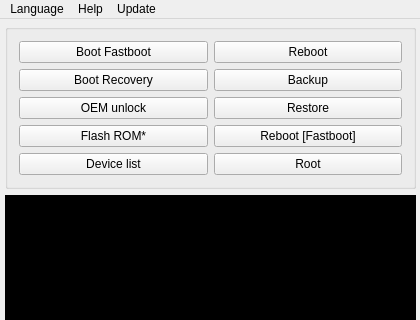
Before: the Qt Designer form mainwindow.ui in rarog/OPOT-SOURCE-QT, drawn with Qt 5; both pictures show x 0 to 420 and y 0 to 320 of the 420 by 600 pixel window.
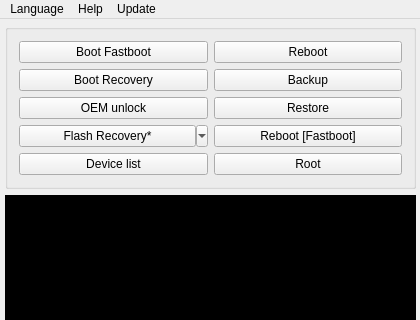
After: the same form once the commit is applied.

Commit message: - Renaming "Flash ROM" to "Flash recovery" to represent correct function. - Changing QPushButton to QToolButton - Adding placeholder to flash ROM as context menu action.

The edit to the form file:
```diff
--- a/mainwindow.ui
+++ b/mainwindow.ui
@@ -193,16 +193,6 @@
           </property>
          </widget>
         </item>
-        <item row="3" column="0">
-         <widget class="QPushButton" name="flashrom">
-          <property name="cursor">
-           <cursorShape>PointingHandCursor</cursorShape>
-          </property>
-          <property name="text">
-           <string>Flash ROM*</string>
-          </property>
-         </widget>
-        </item>
         <item row="3" column="1">
          <widget class="QPushButton" name="rebootfastboot">
           <property name="cursor">
@@ -236,6 +226,28 @@
           </property>
          </widget>
         </item>
+        <item row="3" column="0">
+         <widget class="QToolButton" name="buttonFlashRecovery">
+          <property name="sizePolicy">
+           <sizepolicy hsizetype="Minimum" vsizetype="Minimum">
+            <horstretch>0</horstretch>
+            <verstretch>0</verstretch>
+           </sizepolicy>
+          </property>
+          <property name="cursor">
+           <cursorShape>PointingHandCursor</cursorShape>
+          </property>
+          <property name="contextMenuPolicy">
+           <enum>Qt::ActionsContextMenu</enum>
+          </property>
+          <property name="text">
+           <string>Flash Recovery*</string>
+          </property>
+          <property name="popupMode">
+           <enum>QToolButton::MenuButtonPopup</enum>
+          </property>
+         </widget>
+        </item>
        </layout>
       </widget>
      </item>
```
Left out of the diff: 5 changed lines with no effect on the pictures. The commit also changes 3 other files.
